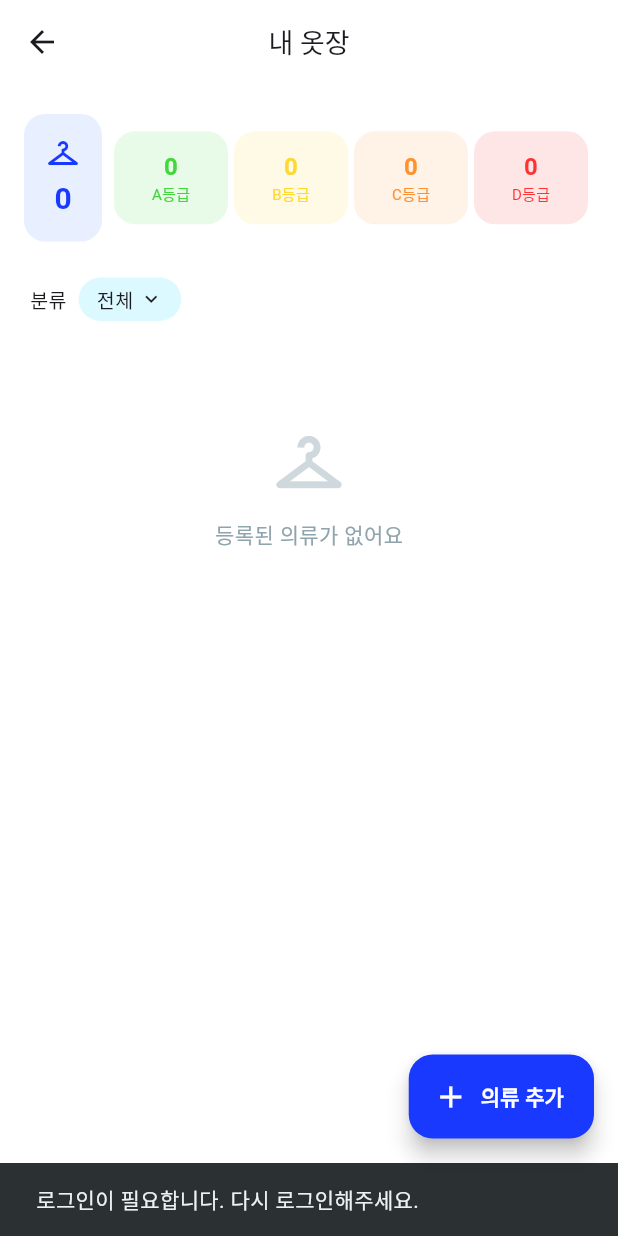
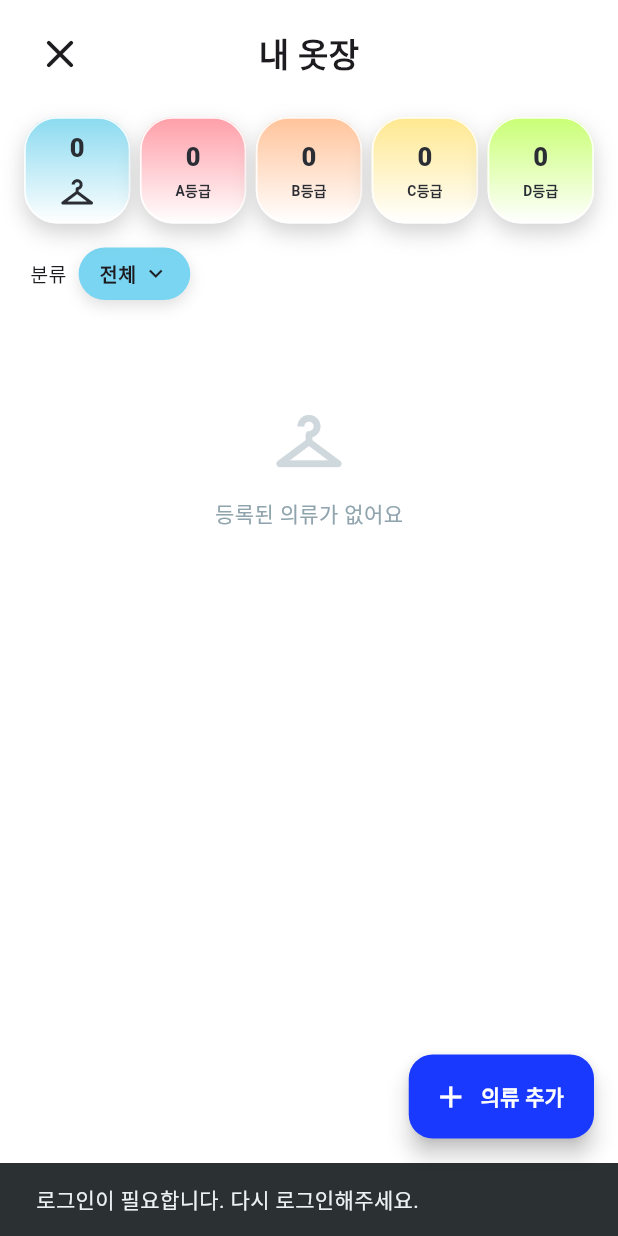
Before and after one commit to semothon-team-4/front, a Flutter app: the WardrobeScreen screen opened directly, on a phone screen of 412 x 824 dp. Run offline on Flutter 3.47's test engine with Material 3 defaults, Android fonts, the phone set to English and light mode, and no system bars; our stand-ins replace geolocator, image_picker, shared_preferences, sqflite; missing offline and left inert: flutter_naver_map; accounts and stored records are empty.

Commit message:
내 옷장 상단 바 수정

```diff
--- a/lib/screens/wardrobe_screen.dart
+++ b/lib/screens/wardrobe_screen.dart
@@ -1,4 +1,5 @@
 import 'dart:io';
+import 'dart:math' as math;
 import 'package:flutter/material.dart';
 import '../widgets/share_post_sheet.dart';
 import '../services/analysis_service.dart';
@@ -443,102 +444,31 @@ class _WardrobeScreenState extends State<WardrobeScreen> {
 
     return Scaffold(
       backgroundColor: Colors.white,
-      appBar: AppBar(
-        title: const Text('내 옷장'),
-        backgroundColor: Colors.white,
-        elevation: 0,
-        centerTitle: true,
-      ),
       body: _loading
           ? const Center(
               child: CircularProgressIndicator(color: Color(0xFF1A39FF)),
             )
-          : CustomScrollView(
+          : SafeArea(
+              bottom: false,
+              child: CustomScrollView(
                 slivers: [
-                // ── 통계 헤더 ────────────────────────────────────
                   SliverToBoxAdapter(
-                  child: Container(
-                    color: Colors.white,
-                    padding: const EdgeInsets.fromLTRB(16, 20, 16, 20),
-                    child: Row(
-                      children: [
-                        Container(
-                          padding: const EdgeInsets.symmetric(
-                            horizontal: 14,
-                            vertical: 14,
-                          ),
-                          decoration: BoxDecoration(
-                            color: const Color(0xFFE8F0FF),
-                            borderRadius: BorderRadius.circular(14),
-                          ),
-                          child: Column(
-                            mainAxisSize: MainAxisSize.min,
-                            children: [
-                              const Icon(
-                                Icons.checkroom,
-                                size: 24,
-                                color: Color(0xFF1A39FF),
-                              ),
-                              const SizedBox(height: 4),
-                              Text(
-                                '${_items.length}',
-                                style: const TextStyle(
-                                  fontSize: 20,
-                                  fontWeight: FontWeight.w700,
-                                  color: Color(0xFF1A39FF),
-                                ),
-                              ),
-                            ],
-                          ),
-                        ),
-                        const SizedBox(width: 8),
-                        Expanded(
-                          child: Row(
-                            children: ['A', 'B', 'C', 'D'].map((g) {
-                              final count = gradeCount[g] ?? 0;
-                              final color = _gradeColor(g);
-                              return Expanded(
-                                child: Container(
-                                  margin: const EdgeInsets.only(right: 4),
-                                  padding: const EdgeInsets.symmetric(
-                                    horizontal: 4,
-                                    vertical: 12,
-                                  ),
-                                  decoration: BoxDecoration(
-                                    color: color.withValues(alpha: 0.12),
-                                    borderRadius: BorderRadius.circular(14),
-                                  ),
-                                  child: Column(
-                                    mainAxisSize: MainAxisSize.min,
-                                    children: [
-                                      Text(
-                                        '$count',
-                                        style: TextStyle(
-                                          fontSize: 16,
-                                          fontWeight: FontWeight.w700,
-                                          color: color,
-                                        ),
-                                      ),
-                                      Text(
-                                        '$g등급',
-                                        style: TextStyle(
-                                          fontSize: 10,
-                                          color: color,
-                                        ),
-                                      ),
-                                    ],
-                                  ),
-                                ),
-                              );
-                            }).toList(),
-                          ),
-                        ),
-                      ],
+                    child: Padding(
+                      padding: const EdgeInsets.fromLTRB(16, 12, 16, 12),
+                      child: _WardrobeHeader(
+                        totalCount: _items.length,
+                        gradeCount: gradeCount,
+                        onClose: () {
+                          if (Navigator.of(context).canPop()) {
+                            Navigator.of(context).pop();
+                          } else {
+                            widget.onNavigate?.call(0);
+                          }
+                        },
                       ),
                     ),
                   ),
 
-                // ── D등급 경고 ──────────────────────────────────
                   if ((gradeCount['D'] ?? 0) > 0)
                     SliverToBoxAdapter(
                       child: Padding(
@@ -561,12 +491,16 @@ class _WardrobeScreenState extends State<WardrobeScreen> {
                                 size: 20,
                               ),
                               const SizedBox(width: 10),
-                            Text(
+                              Expanded(
+                                child: Text(
                                   '관리가 필요한 의류가 ${gradeCount['D']}벌 있어요',
+                                  maxLines: 2,
+                                  overflow: TextOverflow.ellipsis,
                                   style: const TextStyle(
                                     fontSize: 13,
                                     color: Color(0xFFE65100),
                                     fontWeight: FontWeight.w500,
+                                  ),
                                 ),
                               ),
                             ],
@@ -575,11 +509,13 @@ class _WardrobeScreenState extends State<WardrobeScreen> {
                       ),
                     ),
 
-                // ── 분류 필터 ────────────────────────────────────
                   SliverToBoxAdapter(
                     child: Padding(
                       padding: const EdgeInsets.fromLTRB(20, 4, 20, 8),
-                    child: Row(
+                      child: Wrap(
+                        spacing: 8,
+                        runSpacing: 8,
+                        crossAxisAlignment: WrapCrossAlignment.center,
                         children: [
                           const Text(
                             '분류',
@@ -589,7 +525,6 @@ class _WardrobeScreenState extends State<WardrobeScreen> {
                               color: Color(0xFF1D1B20),
                             ),
                           ),
-                        const SizedBox(width: 8),
                           GestureDetector(
                             onTap: () async {
                               final cats = ['전체', '상의', '하의', '아우터', '기타'];
@@ -638,12 +573,19 @@ class _WardrobeScreenState extends State<WardrobeScreen> {
                             },
                             child: Container(
                               padding: const EdgeInsets.symmetric(
-                              horizontal: 12,
-                              vertical: 5,
+                                horizontal: 14,
+                                vertical: 8,
                               ),
                               decoration: BoxDecoration(
-                              color: const Color(0xFFDCF9FF),
-                              borderRadius: BorderRadius.circular(20),
+                                color: const Color(0xFF79D5F1),
+                                borderRadius: BorderRadius.circular(999),
+                                boxShadow: [
+                                  BoxShadow(
+                                    color: Colors.black.withValues(alpha: 0.12),
+                                    blurRadius: 8,
+                                    offset: const Offset(0, 4),
+                                  ),
+                                ],
                               ),
                               child: Row(
                                 mainAxisSize: MainAxisSize.min,
@@ -653,12 +595,13 @@ class _WardrobeScreenState extends State<WardrobeScreen> {
                                     style: const TextStyle(
                                       fontSize: 13,
                                       color: Color(0xFF1D1B20),
+                                      fontWeight: FontWeight.w600,
                                     ),
                                   ),
                                   const SizedBox(width: 4),
                                   const Icon(
                                     Icons.keyboard_arrow_down,
-                                  size: 16,
+                                    size: 18,
                                     color: Color(0xFF1D1B20),
                                   ),
                                 ],
@@ -670,7 +613,6 @@ class _WardrobeScreenState extends State<WardrobeScreen> {
                     ),
                   ),
 
-                // ── 그리드 ──────────────────────────────────────
                   SliverPadding(
                     padding: const EdgeInsets.fromLTRB(16, 0, 16, 90),
                     sliver: filtered.isEmpty
@@ -722,6 +664,7 @@ class _WardrobeScreenState extends State<WardrobeScreen> {
                   ),
                 ],
               ),
+            ),
       floatingActionButton: FloatingActionButton.extended(
         onPressed: _showAddClothingSheet,
         backgroundColor: const Color(0xFF1A39FF),
@@ -729,6 +672,209 @@ class _WardrobeScreenState extends State<WardrobeScreen> {
         label: const Text(
           '의류 추가',
           style: TextStyle(color: Colors.white, fontWeight: FontWeight.w600),
+        ),
+      ),
+    );
+  }
+}
+
+class _WardrobeHeader extends StatelessWidget {
+  final int totalCount;
+  final Map<String, int> gradeCount;
+  final VoidCallback onClose;
+
+  const _WardrobeHeader({
+    required this.totalCount,
+    required this.gradeCount,
+    required this.onClose,
+  });
+
+  @override
+  Widget build(BuildContext context) {
+    return Column(
+      crossAxisAlignment: CrossAxisAlignment.start,
+      children: [
+        SizedBox(
+          height: 48,
+          child: Stack(
+            alignment: Alignment.center,
+            children: [
+              Align(
+                alignment: Alignment.centerLeft,
+                child: InkWell(
+                  onTap: onClose,
+                  borderRadius: BorderRadius.circular(24),
+                  child: const Padding(
+                    padding: EdgeInsets.all(8),
+                    child: Icon(
+                      Icons.close_rounded,
+                      size: 32,
+                      color: Color(0xFF1D1B20),
+                    ),
+                  ),
+                ),
+              ),
+              const Center(
+                child: Text(
+                  '내 옷장',
+                  style: TextStyle(
+                    fontSize: 22,
+                    fontWeight: FontWeight.w800,
+                    color: Color(0xFF1D1B20),
+                  ),
+                ),
+              ),
+            ],
+          ),
+        ),
+        const SizedBox(height: 18),
+        LayoutBuilder(
+          builder: (context, constraints) {
+            const cardCount = 5;
+            const preferredCardSize = 71.0;
+            const minGap = 2.0;
+
+            final availableWidth = constraints.maxWidth;
+            final cardSize = math.min(
+              preferredCardSize,
+              (availableWidth - (minGap * (cardCount - 1))) / cardCount,
+            );
+            final gap =
+                ((availableWidth - (cardSize * cardCount)) / (cardCount - 1))
+                    .clamp(minGap, 8.0);
+
+            return Row(
+              children: [
+                _WardrobeStatCard(
+                  size: cardSize,
+                  count: totalCount,
+                  title: '옷',
+                  subtitle: null,
+                  icon: Icons.checkroom_outlined,
+                  textColor: const Color(0xFF2A2D34),
+                  gradientColors: const [Color(0xFF8ADAF0), Color(0xFFFFFFFF)],
+                ),
+                SizedBox(width: gap),
+                ...['A', 'B', 'C', 'D'].map((grade) {
+                  final config = switch (grade) {
+                    'A' => (
+                      title: 'A등급',
+                      gradient: const [Color(0xFFFF9EA8), Color(0xFFFFFFFF)],
+                    ),
+                    'B' => (
+                      title: 'B등급',
+                      gradient: const [Color(0xFFFFC39A), Color(0xFFFFFFFF)],
+                    ),
+                    'C' => (
+                      title: 'C등급',
+                      gradient: const [Color(0xFFFFE88F), Color(0xFFFFFFFF)],
+                    ),
+                    _ => (
+                      title: 'D등급',
+                      gradient: const [Color(0xFFC9FF74), Color(0xFFFFFFFF)],
+                    ),
+                  };
+
+                  return Padding(
+                    padding: EdgeInsets.only(right: grade == 'D' ? 0 : gap),
+                    child: _WardrobeStatCard(
+                      size: cardSize,
+                      count: gradeCount[grade] ?? 0,
+                      title: config.title,
+                      subtitle: null,
+                      textColor: const Color(0xFF2A2D34),
+                      gradientColors: config.gradient,
+                    ),
+                  );
+                }),
+              ],
+            );
+          },
+        ),
+      ],
+    );
+  }
+}
+
+class _WardrobeStatCard extends StatelessWidget {
+  final double size;
+  final int count;
+  final String title;
+  final String? subtitle;
+  final IconData? icon;
+  final Color textColor;
+  final List<Color> gradientColors;
+
+  const _WardrobeStatCard({
+    required this.size,
+    required this.count,
+    required this.title,
+    this.subtitle,
+    this.icon,
+    required this.textColor,
+    required this.gradientColors,
+  });
+
+  @override
+  Widget build(BuildContext context) {
+    return SizedBox(
+      width: size,
+      height: size,
+      child: Container(
+        decoration: BoxDecoration(
+          borderRadius: BorderRadius.circular(22),
+          gradient: LinearGradient(
+            begin: Alignment.topCenter,
+            end: Alignment.bottomCenter,
+            colors: gradientColors,
+          ),
+          boxShadow: [
+            BoxShadow(
+              color: Colors.black.withValues(alpha: 0.18),
+              blurRadius: 12,
+              offset: const Offset(0, 6),
+            ),
+          ],
+          border: Border.all(
+            color: Colors.white.withValues(alpha: 0.9),
+            width: 1.2,
+          ),
+        ),
+        child: Column(
+          mainAxisAlignment: MainAxisAlignment.center,
+          children: [
+            Text(
+              '$count',
+              style: TextStyle(
+                fontSize: size * 0.24,
+                fontWeight: FontWeight.w800,
+                color: textColor,
+              ),
+            ),
+            SizedBox(height: size * 0.055),
+            if (icon != null)
+              Icon(icon, size: size * 0.36, color: textColor)
+            else
+              Text(
+                title,
+                style: TextStyle(
+                  fontSize: size * 0.13,
+                  fontWeight: FontWeight.w700,
+                  color: textColor,
+                ),
+              ),
+            if (subtitle != null) ...[
+              SizedBox(height: size * 0.03),
+              Text(
+                subtitle!,
+                style: TextStyle(
+                  fontSize: size * 0.13,
+                  fontWeight: FontWeight.w700,
+                  color: textColor,
+                ),
+              ),
+            ],
+          ],
         ),
       ),
     );
```
Also changed, not shown: assets/images/wardrobe_grade_a_card.png (added), assets/images/wardrobe_grade_b_card.png (added), assets/images/wardrobe_grade_c_card.png (added), assets/images/wardrobe_grade_d_card.png (added), assets/images/wardrobe_total_card.png (added). Lines whose indentation alone changed are shown as unchanged.
